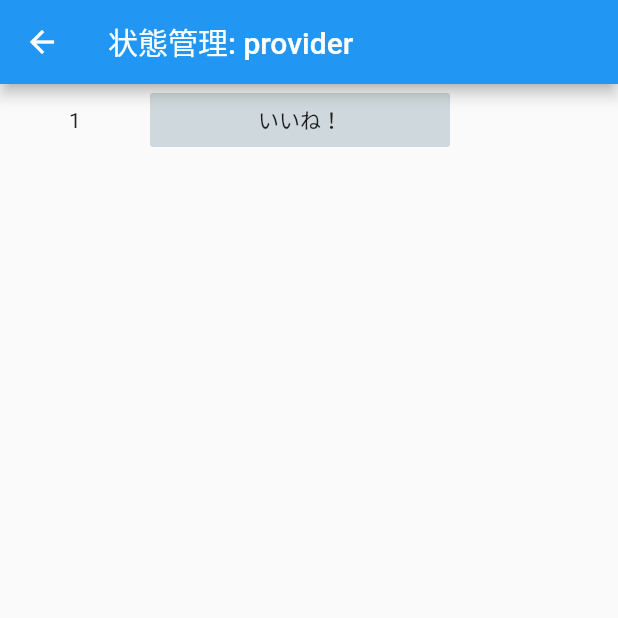
After one commit to tri-star/flutter-practice, a Flutter app: the StateWithProvider screen opened by its route, after a tap on "いいね！", on a phone screen of 412 x 824 dp, the top half of it. The commit adds this screen. Run offline on Flutter 3.47's test engine with Material 2 defaults, Android fonts, the phone set to English and light mode, and no system bars.

Commit message:
状態管理のテスト用ページ: provider版を追加

```diff
--- /dev/null
+++ b/lib/domain/favorite.dart
@@ -0,0 +1,15 @@
+
+
+class Favorite {
+  int count;
+
+  Favorite(this.count);
+
+  int getCount() {
+    return count;
+  }
+
+  void increment() {
+    count++;
+  }
+}
--- a/lib/main.dart
+++ b/lib/main.dart
@@ -3,6 +3,7 @@ import 'package:flutter_practice/screens/practice_menu.dart';
 
 import 'package:flutter_practice/screens/layout_practice.dart';
 import 'package:flutter_practice/screens/state_with_inherit.dart';
+import 'package:flutter_practice/screens/state_with_provider/state_with_provider.dart';
 
 void main() => runApp(MyApp());
 
@@ -17,6 +18,7 @@ class MyApp extends StatelessWidget {
       routes: {
         '/layout-practice': (BuildContext context) => LayoutPractice(),
         '/state-with-inherit': (BuildContext context) => StateWithInherit(),
+        '/state-with-provider': (BuildContext context) => StateWithProvider(),
       },
       home: PracticeMenu(),
 
--- a/lib/screens/practice_menu.dart
+++ b/lib/screens/practice_menu.dart
@@ -25,6 +25,9 @@ class MenuList extends StatelessWidget {
         }),
         MenuItem(title: '状態管理: InheritWidget', onTap: () {
           Navigator.of(context).pushNamed('/state-with-inherit');
+        }),
+        MenuItem(title: '状態管理: provider', onTap: () {
+          Navigator.of(context).pushNamed('/state-with-provider');
         }),
       ]
     );
--- /dev/null
+++ b/lib/screens/state_with_provider/favorite_view_model.dart
@@ -0,0 +1,19 @@
+import 'package:flutter/material.dart';
+import 'package:provider/provider.dart';
+import 'package:flutter_practice/domain/favorite.dart';
+
+class FavoriteViewModel extends ChangeNotifier {
+
+  final Favorite favorite;
+
+  FavoriteViewModel(): favorite = Favorite(0);
+
+  int getCount() {
+    return favorite.getCount();
+  }
+
+  void increment() {
+    favorite.increment();
+    notifyListeners();
+  }
+}
--- /dev/null
+++ b/lib/screens/state_with_provider/state_with_provider.dart
@@ -0,0 +1,60 @@
+import 'package:flutter/material.dart';
+import 'package:provider/provider.dart';
+import 'package:flutter_practice/screens/state_with_provider/favorite_view_model.dart';
+
+
+class StateWithProvider extends StatelessWidget {
+  @override
+  Widget build(BuildContext context) {
+    return Scaffold(
+      appBar: AppBar(title: Text('状態管理: provider')),
+      body: Column(
+        children: [
+          Center(
+            child: ChangeNotifierProvider(
+              create: (context) => FavoriteViewModel(),
+              child: const FavoriteCounter(),
+            )
+          )
+        ]
+      ),
+    );
+  }
+
+}
+
+
+class FavoriteCounter extends StatelessWidget {
+
+  const FavoriteCounter({Key key}): super(key: key);
+
+  @override
+  Widget build(BuildContext context) {
+    return Row(
+      crossAxisAlignment: CrossAxisAlignment.center,
+      children: [
+        Container(
+          alignment: Alignment.center,
+          width: 100,
+          child: Center(
+            child: Consumer<FavoriteViewModel>(
+              builder: (BuildContext context, FavoriteViewModel model, child) {
+                return Text(model.getCount().toString());
+              }
+            )
+
+          ),
+        ),
+        Container(
+          width: 200,
+          child: FlatButton(
+            onPressed: () => Provider.of<FavoriteViewModel>(context, listen: false).increment(),
+            color: Colors.blueGrey[100],
+            child: Text('いいね！')
+          )
+        )
+      ]
+    );
+  }
+
+}
--- a/pubspec.yaml
+++ b/pubspec.yaml
@@ -23,6 +23,8 @@ dependencies:
   # The following adds the Cupertino Icons font to your application.
   # Use with the CupertinoIcons class for iOS style icons.
   cupertino_icons: ^0.1.2
+
+  provider: ^4.0.1
 
 dev_dependencies:
   flutter_test:
```
Also changed, not shown: pubspec.lock.
